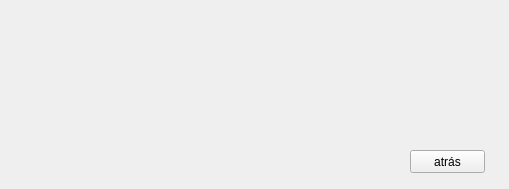
Qt form EDCervezas/registrarfamiliacerveza.ui (RARUTO21/EDProgra2) before a commit.
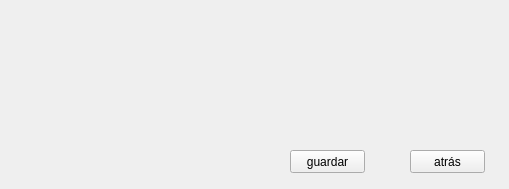
The same form after that commit.

Patch:
```diff
--- a/EDCervezas/registrarfamiliacerveza.ui
+++ b/EDCervezas/registrarfamiliacerveza.ui
@@ -26,6 +26,19 @@
     <string>atrás</string>
    </property>
   </widget>
+  <widget class="QPushButton" name="btnguardar2">
+   <property name="geometry">
+    <rect>
+     <x>290</x>
+     <y>150</y>
+     <width>75</width>
+     <height>23</height>
+    </rect>
+   </property>
+   <property name="text">
+    <string>guardar</string>
+   </property>
+  </widget>
  </widget>
  <resources/>
  <connections/>
```
